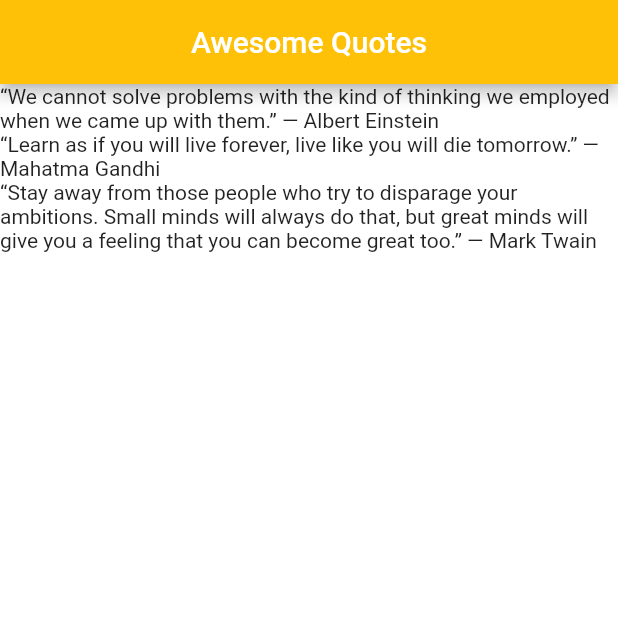
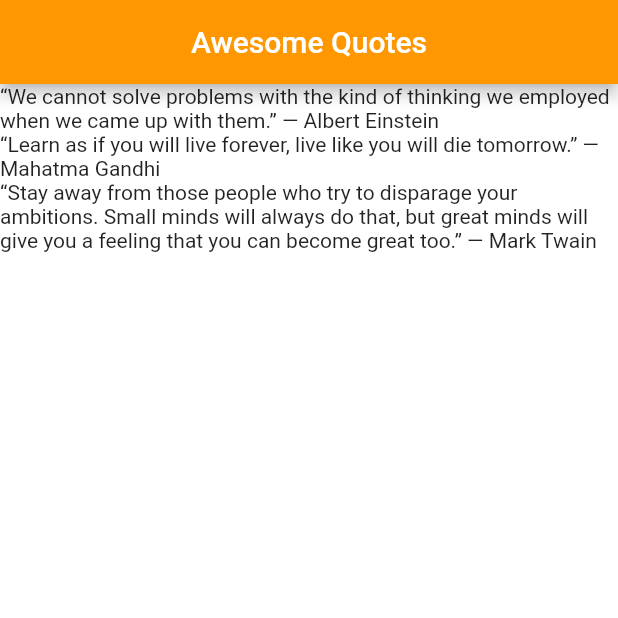
Before and after one commit to Abhi-MS/FLutterappQuotes, a Flutter app: the screen it shows after launch, on a phone screen of 412 x 824 dp, the top half of it. Run offline on Flutter 3.47's test engine with Material 2 defaults, Android fonts, the phone set to English and light mode, and no system bars.

Commit message:
First commit

```diff
--- a/lib/main.dart
+++ b/lib/main.dart
@@ -22,7 +22,7 @@ class _QuoteListState extends State<QuoteList> {
       appBar: AppBar(
         title: Text('Awesome Quotes'),
         centerTitle: true,
-        backgroundColor: Colors.amber,
+        backgroundColor: Colors.orange,
       ),
       body: Column(
         children: quotes.map((q) {
```
